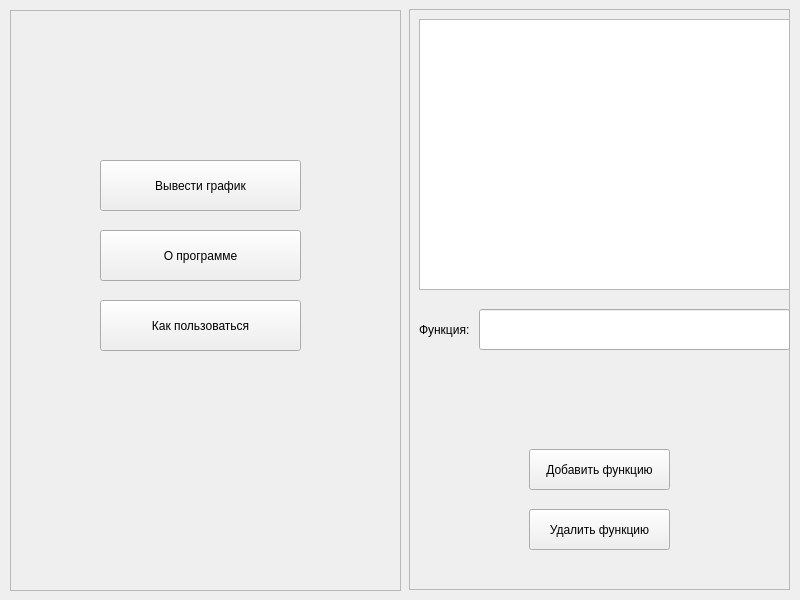
Qt form Utilz/Windows/MainWindow.ui (zazemlil/funcGraphic) before a commit.
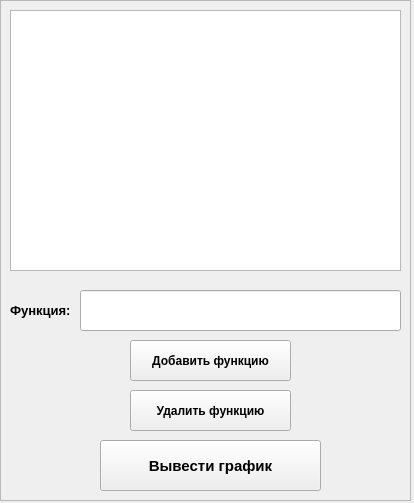
The same form after that commit.

The edit to the form file:
```diff
--- a/Utilz/Windows/MainWindow.ui
+++ b/Utilz/Windows/MainWindow.ui
@@ -6,76 +6,21 @@
    <rect>
     <x>0</x>
     <y>0</y>
-    <width>800</width>
-    <height>600</height>
+    <width>414</width>
+    <height>503</height>
    </rect>
   </property>
   <property name="windowTitle">
    <string>Главная</string>
   </property>
   <widget class="QWidget" name="centralwidget">
-   <widget class="QFrame" name="frame">
-    <property name="geometry">
-     <rect>
-      <x>10</x>
-      <y>10</y>
-      <width>391</width>
-      <height>581</height>
-     </rect>
-    </property>
-    <property name="frameShape">
-     <enum>QFrame::StyledPanel</enum>
-    </property>
-    <property name="frameShadow">
-     <enum>QFrame::Raised</enum>
-    </property>
-    <widget class="QPushButton" name="pushButton_3">
-     <property name="geometry">
-      <rect>
-       <x>90</x>
-       <y>150</y>
-       <width>201</width>
-       <height>51</height>
-      </rect>
-     </property>
-     <property name="text">
-      <string>Вывести график</string>
-     </property>
-    </widget>
-    <widget class="QPushButton" name="pushButton_4">
-     <property name="geometry">
-      <rect>
-       <x>90</x>
-       <y>220</y>
-       <width>201</width>
-       <height>51</height>
-      </rect>
-     </property>
-     <property name="text">
-      <string>О программе</string>
-     </property>
-    </widget>
-    <widget class="QPushButton" name="pushButton_5">
-     <property name="geometry">
-      <rect>
-       <x>90</x>
-       <y>290</y>
-       <width>201</width>
-       <height>51</height>
-      </rect>
-     </property>
-     <property name="text">
-      <string>Как пользоваться</string>
-     </property>
-    </widget>
-   </widget>
    <widget class="QFrame" name="frame_2">
     <property name="geometry">
      <rect>
-      <x>409</x>
-      <y>9</y>
-      <width>381</width>
-      <height>581</height>
+      <x>0</x>
+      <y>0</y>
+      <width>411</width>
+      <height>501</height>
      </rect>
     </property>
     <property name="frameShape">
@@ -89,20 +34,27 @@
       <rect>
        <x>10</x>
        <y>10</y>
-       <width>371</width>
-       <height>271</height>
+       <width>391</width>
+       <height>261</height>
       </rect>
      </property>
     </widget>
     <widget class="QPushButton" name="pushButton_2">
      <property name="geometry">
       <rect>
-       <x>120</x>
-       <y>440</y>
-       <width>141</width>
+       <x>130</x>
+       <y>340</y>
+       <width>161</width>
        <height>41</height>
       </rect>
      </property>
+     <property name="font">
+      <font>
+       <pointsize>9</pointsize>
+       <weight>75</weight>
+       <bold>true</bold>
+      </font>
+     </property>
      <property name="text">
       <string>Добавить функцию</string>
      </property>
@@ -110,12 +62,19 @@
     <widget class="QPushButton" name="pushButton_6">
      <property name="geometry">
       <rect>
-       <x>120</x>
-       <y>500</y>
-       <width>141</width>
+       <x>130</x>
+       <y>390</y>
+       <width>161</width>
        <height>41</height>
       </rect>
      </property>
+     <property name="font">
+      <font>
+       <pointsize>9</pointsize>
+       <weight>75</weight>
+       <bold>true</bold>
+      </font>
+     </property>
      <property name="text">
       <string>Удалить функцию</string>
      </property>
@@ -123,9 +82,9 @@
     <widget class="QLineEdit" name="lineEdit">
      <property name="geometry">
       <rect>
-       <x>70</x>
-       <y>300</y>
-       <width>311</width>
+       <x>80</x>
+       <y>290</y>
+       <width>321</width>
        <height>41</height>
       </rect>
      </property>
@@ -134,15 +93,42 @@
      <property name="geometry">
       <rect>
        <x>10</x>
-       <y>300</y>
-       <width>101</width>
+       <y>290</y>
+       <width>71</width>
        <height>41</height>
       </rect>
      </property>
+     <property name="font">
+      <font>
+       <pointsize>10</pointsize>
+       <weight>75</weight>
+       <bold>true</bold>
+      </font>
+     </property>
      <property name="text">
       <string>Функция:</string>
      </property>
     </widget>
+    <widget class="QPushButton" name="pushButton_3">
+     <property name="geometry">
+      <rect>
+       <x>100</x>
+       <y>440</y>
+       <width>221</width>
+       <height>51</height>
+      </rect>
+     </property>
+     <property name="font">
+      <font>
+       <pointsize>11</pointsize>
+       <weight>75</weight>
+       <bold>true</bold>
+      </font>
+     </property>
+     <property name="text">
+      <string>Вывести график</string>
+     </property>
+    </widget>
    </widget>
   </widget>
  </widget>
```
